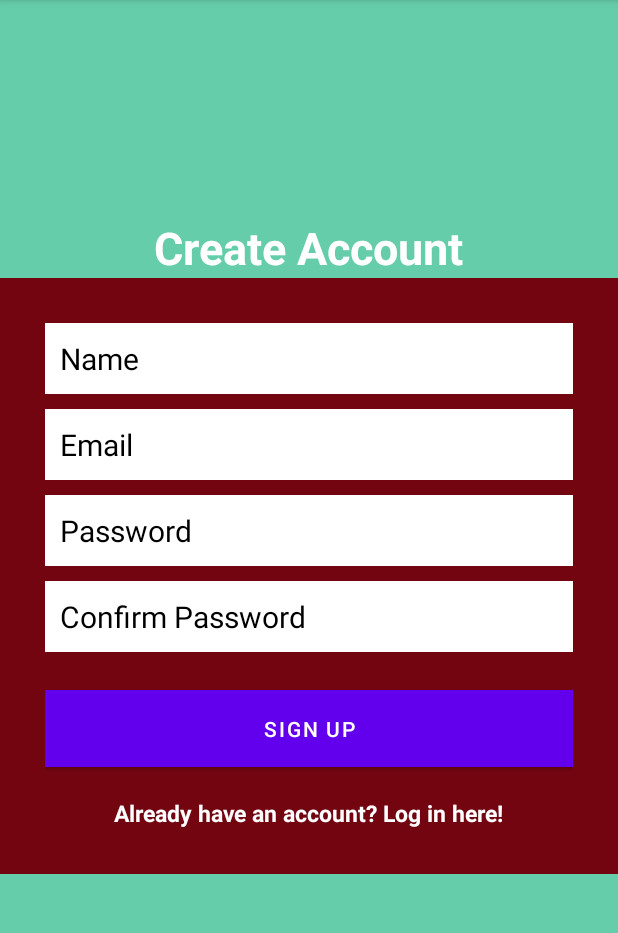
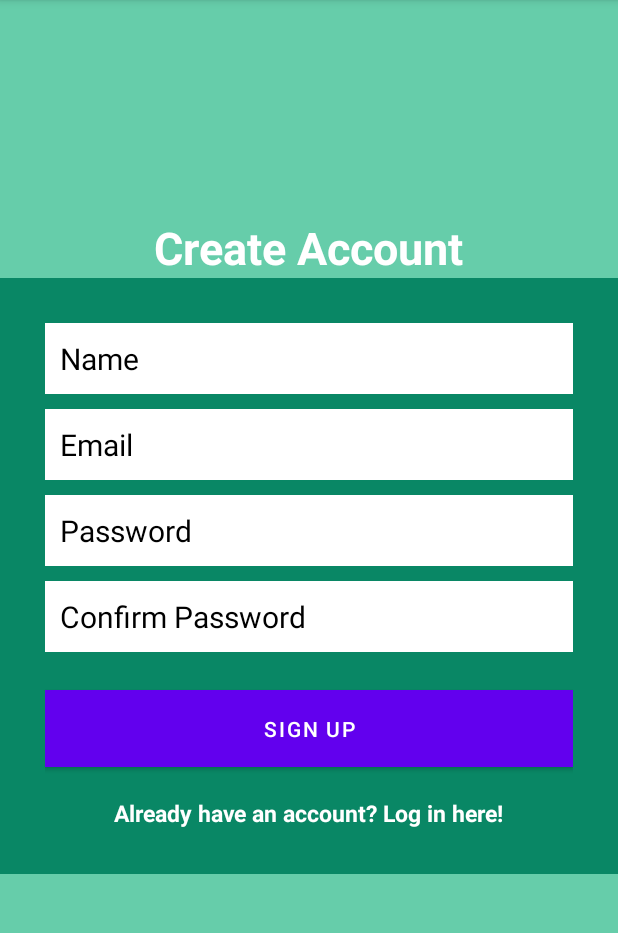
Before and after one commit to Joseph-beep-tech/Mobile-Library, an Android app: the CreateAccountActivity screen opened directly, with no data from a screen before it, on a phone screen of 412 x 824 dp, the part 84-1017 px from its top. Run offline under Robolectric (Android 15) with nearby library versions, the phone set to English and light mode, and no system bars; our stand-ins replace ButterKnife, Firebase (no records; nobody signed in at launch, a user with empty details on screens opened directly); Roboto replaces fonts that are not available here; 1 statement that could not run was skipped.

Commit message:
color for registration form

```diff
--- a/app/src/main/res/layout/activity_create_account.xml
+++ b/app/src/main/res/layout/activity_create_account.xml
@@ -14,7 +14,7 @@
         android:layout_width="match_parent"
         android:layout_height="wrap_content"
         android:layout_centerInParent="true"
-        android:background="#730511"
+        android:background="#098765"
         android:orientation="vertical"
         android:padding="30dp">
 
```
